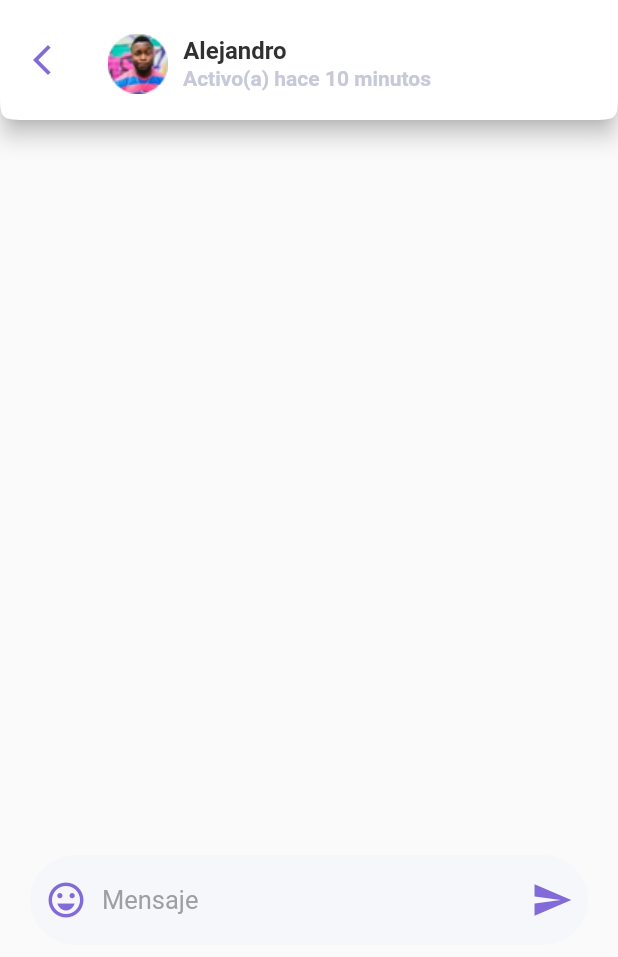
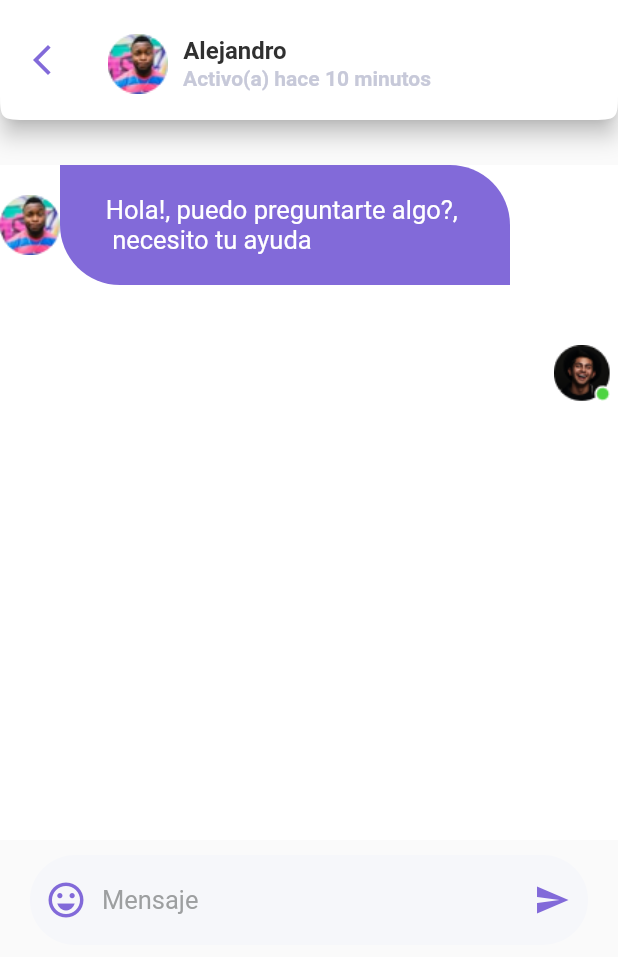
Before and after one commit to MadeColombia/blockchain_pal, a Flutter app: the chatfeed screen opened directly, after a tap on "Alejandro", on a phone screen of 412 x 824 dp. Shown: the top 957 px of the screen. Run offline on Flutter 3.47's test engine with Material 2 defaults, Android fonts, the phone set to English and light mode, and no system bars; our stand-ins replace get, shared_preferences; missing offline and left inert: dart:ffi; accounts and stored records are empty; Roboto replaces fonts that are missing (Poppins).

Commit message:
shared_preferences chat
guardar datos local en el chat

```diff
--- a/lib/domain/models/controller.dart
+++ b/lib/domain/models/controller.dart
@@ -1,11 +1,18 @@
+import 'package:blockchain_pal/pages/Landing.dart';
 import 'package:get/get.dart';
+import 'package:shared_preferences/shared_preferences.dart';
+import 'package:blockchain_pal/pages/chat.dart';
 
 class MyConttroller extends GetxController {
   var _change = false.obs;
   var _change1 = false.obs;
+  var _texto = "11111".obs;
+  var _colorchat = 0xffffffff.obs;
 
   bool get change => _change.value;
   bool get change1 => _change.value;
+  String get texto => _texto.value;
+  int get colorchat => _colorchat.value;
 
   void cambioChange() {
     _change.value = _change.value == true ? false : true;
@@ -14,4 +21,14 @@ class MyConttroller extends GetxController {
   void cambioChange1() {
     _change1.value = _change1.value == true ? false : true;
   }
+
+  void cambioTexto(String colorTexto) {
+    //SharedPreferences prefs = await SharedPreferences.getInstance();
+    _texto.value = colorTexto;
+    //prefs.setString("value", value);
+  }
+
+  void cambioColorContainer(int colorContainer) {
+    _colorchat.value = colorContainer;
+  }
 }
--- a/lib/pages/chat.dart
+++ b/lib/pages/chat.dart
@@ -1,10 +1,35 @@
+//import 'dart:html';
+//import 'dart:html';
 import 'dart:io';
+import 'package:blockchain_pal/domain/models/controller.dart';
+import 'package:shared_preferences/shared_preferences.dart';
 
 import 'package:blockchain_pal/pages/Ingresado.dart';
 import 'package:blockchain_pal/pages/chatfeed.dart';
 import 'package:flutter/material.dart';
+import 'package:get/get.dart';
+import 'package:flutter/services.dart';
 
-class chat extends StatelessWidget {
+class chat extends StatefulWidget {
+  @override
+  State<chat> createState() => _chatState();
+}
+
+class _chatState extends State<chat> {
+  final mensaje = TextEditingController();
+  String value = '';
+  int value2 = 2;
+
+  String men = '';
+  int col = 0xffffffff;
+
+  @override
+  void initState() {
+    // TODO: implement initState
+    super.initState();
+    _cargarPreferencias2();
+  }
+
   @override
   Widget build(BuildContext context) {
     final focusedCtx = FocusManager.instance.primaryFocus!.context;
@@ -16,7 +41,14 @@ class chat extends StatelessWidget {
             ));
     return Scaffold(
       appBar: buildAppBar(context),
-      body: buildBody1(),
+      body: GestureDetector(
+        onTap: () {
+          FocusScope.of(context).unfocus();
+        },
+        child: Container(
+          child: buildBody(),
+        ),
+      ),
     );
   }
 
@@ -93,23 +125,96 @@ class chat extends StatelessWidget {
   }
 
   buildBody() {
-    return Column(
-      children: [
+    //SharedPreferences prefs = await SharedPreferences.getInstance();
+    //prefs.setString("value", men);
+
+    MyConttroller myConttroller = Get.find();
+    final textController = TextEditingController();
+    return ListView(
+      children: <Widget>[
+        Column(
+          children: <Widget>[
             Container(
               child: Center(
                 child: Column(
                   children: <Widget>[
                     const SizedBox(height: 30),
                     Container(
+                      child: Column(
+                        children: <Widget>[
+                          Row(
+                            children: <Widget>[
+                              Container(
+                                child: Image.asset('images/perfil5.png',
+                                    height: 40),
+                              ),
+                              Container(
+                                  decoration: BoxDecoration(
+                                    color: Color(0xff826ad9),
+                                    borderRadius: BorderRadius.only(
+                                      topRight: Radius.circular(40.0),
+                                      bottomLeft: Radius.circular(40.0),
+                                    ),
+                                  ),
+                                  width: 300,
+                                  height: 80,
+                                  //color: Colors.blue,
+                                  child: Center(
+                                      child: Text(
+                                    "Hola!, puedo preguntarte algo?, \n necesito tu ayuda",
+                                    style: TextStyle(
+                                        color: Colors.white, fontSize: 17),
+                                  ))
+                                  //textAlign: TextAlign.start,
+                                  ),
+                            ],
+                          ),
+                          const SizedBox(
+                            height: 20,
+                          ),
+                          Row(
+                            mainAxisAlignment: MainAxisAlignment.end,
+                            children: <Widget>[
+                              Container(
+                                  decoration: BoxDecoration(
+                                    color: Color(myConttroller.colorchat),
+                                    borderRadius: BorderRadius.only(
+                                      topRight: Radius.circular(40.0),
+                                      bottomLeft: Radius.circular(40.0),
+                                    ),
+                                  ),
+                                  width: 300,
+                                  height: 80,
+                                  //color: Colors.blue,
+                                  child: Center(
+                                      child: Obx(
+                                    () => Text(
+                                      myConttroller.texto,
+                                      style: TextStyle(
+                                          color: Colors.black, fontSize: 17),
+                                    ),
+                                  ))
+                                  //textAlign: TextAlign.start,
+                                  ),
+                              Container(
+                                child: Image.asset('images/perfil.png',
+                                    height: 40),
+                              ),
+                            ],
+                          ),
+                        ],
+                      ),
                       width: 450,
                       height: 450,
-                  //color: Colors.orange,
+                      color: Colors.white,
                     ),
                     SingleChildScrollView(
                       child: Container(
                         margin: EdgeInsets.only(
                             top: 10.0, bottom: 10.0, left: 20.0, right: 20.0),
                         child: TextField(
+                          controller: mensaje,
+
                           decoration: InputDecoration(
                             border: OutlineInputBorder(
                               borderSide: BorderSide.none,
@@ -127,69 +232,21 @@ class chat extends StatelessWidget {
                               color: Color(0xff826AD9),
                               size: 28,
                             ),
-                        suffixIcon: Icon(
-                          Icons.send,
+                            suffixIcon: IconButton(
+                                icon: Icon(Icons.send),
                                 color: Color(0xff826AD9),
-                          size: 28,
-                        ),
-                      ),
-                      minLines:
-                          1, // any number you need (It works as the rows for the textarea)
-                      keyboardType: TextInputType.multiline,
-                      maxLines: null,
-                    ),
-                  ),
-                ),
-              ],
-            ),
-          ),
-        ),
-      ],
-    );
-  }
+                                onPressed: () => {
+                                      men = mensaje.text,
+                                      //print(men),
+                                      mensaje.clear(),
+                                      myConttroller.cambioTexto(men),
+                                      myConttroller.cambioColorContainer(col),
+                                      _cargarPreferencias1(),
+                                      SystemChannels.textInput
+                                          .invokeMethod('TextInput.hide'),
                                     }
 
-buildBody1() {
-  return ListView(
-    children: <Widget>[
-      Column(
-        children: [
-          Container(
-            child: Center(
-              child: Column(
-                children: <Widget>[
-                  const SizedBox(height: 30),
-                  Container(
-                    width: 450,
-                    height: 450,
-                    //color: Colors.orange,
-                  ),
-                  SingleChildScrollView(
-                    child: Container(
-                      margin: EdgeInsets.only(
-                          top: 10.0, bottom: 10.0, left: 20.0, right: 20.0),
-                      child: TextField(
-                        decoration: InputDecoration(
-                          border: OutlineInputBorder(
-                            borderSide: BorderSide.none,
-                            borderRadius: BorderRadius.circular(30),
-                          ),
-                          hintText: "Mensaje",
-                          hintStyle: TextStyle(
-                              fontSize: 17,
-                              color: Color.fromRGBO(157, 159, 160, 1)),
-                          fillColor: Color(0xfff6f7fa),
-                          filled: true,
-                          //border: InputBorder.none,
-                          prefixIcon: Icon(
-                            Icons.emoji_emotions_outlined,
-                            color: Color(0xff826AD9),
-                            size: 28,
-                          ),
-                          suffixIcon: Icon(
-                            Icons.send,
-                            color: Color(0xff826AD9),
-                            size: 28,
+                                //size: 28,
                                 ),
                           ),
                           minLines:
@@ -208,3 +265,30 @@ buildBody1() {
       ],
     );
   }
+
+  _cargarPreferencias1() async {
+    //para guardar el valor en shared_preferences
+    SharedPreferences prefs = await SharedPreferences.getInstance();
+    value = men;
+    prefs.setString("value", value);
+
+    //int value2 = 0;
+    //value2 = col;
+    //prefs.setInt("value1", value2);
+  }
+
+  _cargarPreferencias2() async {
+    //para llamar el valor guardado en shared_preferences (initestate)
+    SharedPreferences prefs = await SharedPreferences.getInstance();
+    MyConttroller myConttroller = Get.find();
+    String _value3 = "";
+    int value4 = 0;
+
+    _value3 = prefs.getString("value") ?? '';
+    myConttroller.cambioTexto(_value3);
+
+    //value4 = prefs.getInt("value1")!;
+
+    //myConttroller.cambioColorContainer(value4);
+  }
+}
--- a/pubspec.yaml
+++ b/pubspec.yaml
@@ -29,12 +29,14 @@ environment:
 dependencies:
   flutter:
     sdk: flutter
+  shared_preferences: ^2.0.11
 
 
   # The following adds the Cupertino Icons font to your application.
   # Use with the CupertinoIcons class for iOS style icons.
   cupertino_icons: ^1.0.2
   get: ^4.5.1
+
 
 dev_dependencies:
   flutter_test:
```
Also changed, not shown: pubspec.lock. Lines whose indentation alone changed are shown as unchanged.
